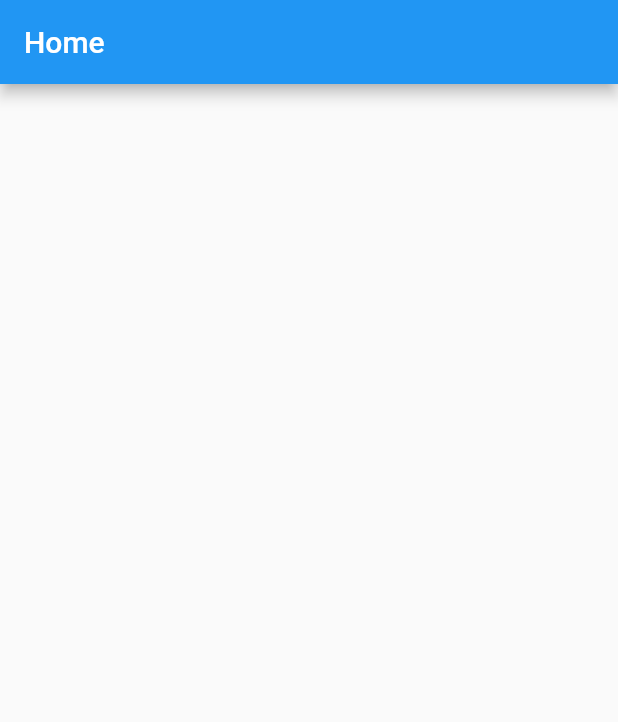
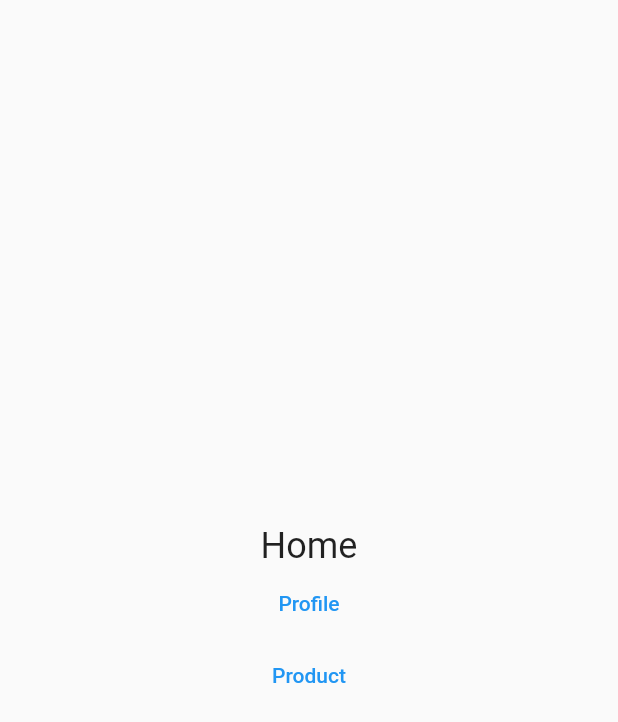
Before and after one commit to jsmile/beam_web_navigation, a Flutter app: the screen it shows after launch, on a phone screen of 412 x 824 dp. Shown: the top 722 px of the screen. Run offline on Flutter 3.47's test engine with Material 2 defaults, Android fonts, the phone set to English and light mode, and no system bars; our stand-ins replace beamer.

Commit message:
beamToNamed() & beamBack()

```diff
--- a/lib/src/app.dart
+++ b/lib/src/app.dart
@@ -29,6 +29,7 @@ class _AppState extends State<App> {
         '/': (context, state, data) => const Home(),
         '/profile': (context, state, data) => const Profile(),
         '/products': (context, state, data) => const Products(),
+
         // parameter passing
         '/products/:product': (context, state, data) {
           // :product is a parameter
--- a/lib/src/screen/home.dart
+++ b/lib/src/screen/home.dart
@@ -1,3 +1,4 @@
+import 'package:beamer/beamer.dart';
 import 'package:flutter/material.dart';
 
 class Home extends StatelessWidget {
@@ -6,8 +7,28 @@ class Home extends StatelessWidget {
   @override
   Widget build(BuildContext context) {
     return Scaffold(
-      appBar: AppBar(
-        title: const Text('Home'),
+      body: Center(
+        child: Column(
+          mainAxisAlignment: MainAxisAlignment.center,
+          children: [
+            const Text(
+              'Home',
+              style: TextStyle(fontSize: 24.0),
+            ),
+            TextButton(
+              child: const Text('Profile'),
+              onPressed: () {
+                Beamer.of(context).beamToNamed('/profile');
+              },
+            ),
+            TextButton(
+              child: const Text('Product'),
+              onPressed: () {
+                Beamer.of(context).beamToNamed('/products');
+              },
+            ),
+          ],
+        ),
       ),
     );
   }
```
Also changed, not shown: lib/src/screen/product/products.dart (+43 -2 lines), lib/src/screen/profile.dart (+31 -2 lines).
